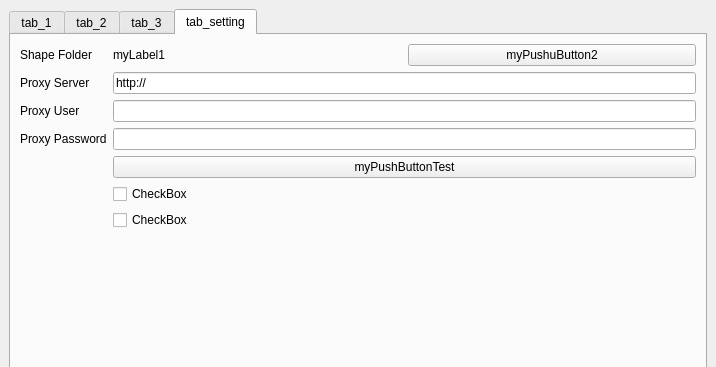
The window that jpdata_dockwidget_base.ui (babayoshihiko/jpdata) describes before a commit, drawn with Qt 5; both pictures show x 0 to 716 and y 0 to 367 of the 716 by 673 pixel window.
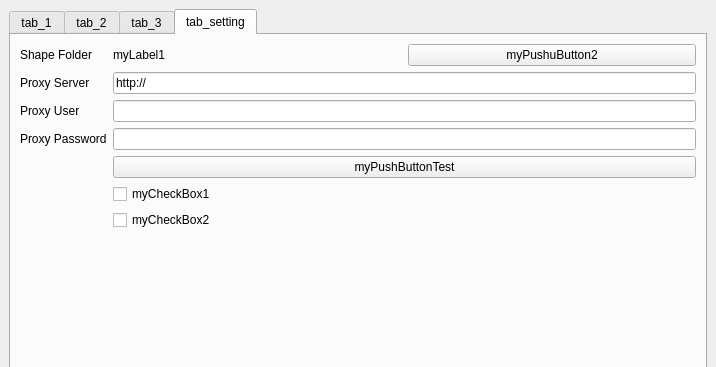
The same window after the commit. The open tabs and pages were chosen to show the change.

What changed in the file:
```diff
--- a/jpdata_dockwidget_base.ui
+++ b/jpdata_dockwidget_base.ui
@@ -339,14 +339,14 @@
         <item row="5" column="1">
          <widget class="QCheckBox" name="myCheckBox1">
           <property name="text">
-           <string>CheckBox</string>
+           <string>myCheckBox1</string>
           </property>
          </widget>
         </item>
         <item row="6" column="1">
          <widget class="QCheckBox" name="myCheckBox2">
           <property name="text">
-           <string>CheckBox</string>
+           <string>myCheckBox2</string>
           </property>
          </widget>
         </item>
```
Left out of the diff: 2 changed lines with no effect on the pictures.
